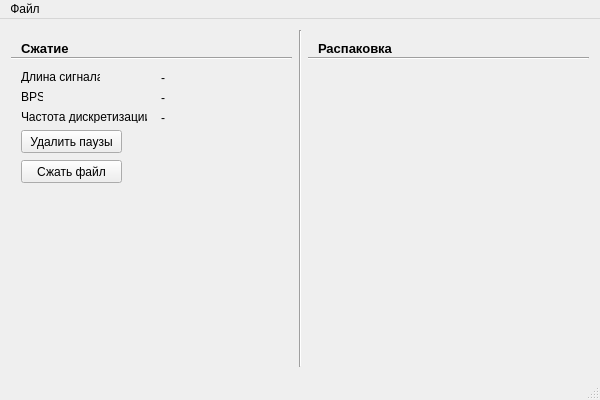
Above: basic/SWPM_GUI/mainwindow.ui from logarithm/mord before the change. Below: the same form after it.
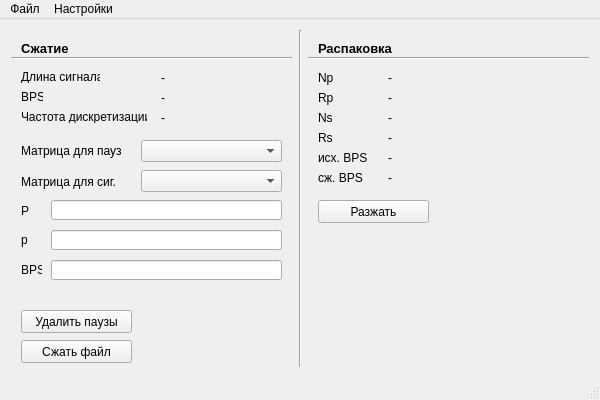
That is the form after the change.

Diff of the .ui file:
```diff
--- a/basic/SWPM_GUI/mainwindow.ui
+++ b/basic/SWPM_GUI/mainwindow.ui
@@ -144,8 +144,8 @@
        <property name="geometry">
         <rect>
          <x>10</x>
-         <y>100</y>
-         <width>101</width>
+         <y>280</y>
+         <width>111</width>
          <height>23</height>
         </rect>
        </property>
@@ -157,8 +157,8 @@
        <property name="geometry">
         <rect>
          <x>10</x>
-         <y>130</y>
-         <width>101</width>
+         <y>310</y>
+         <width>111</width>
          <height>23</height>
         </rect>
        </property>
@@ -166,6 +166,121 @@
         <string>Сжать файл</string>
        </property>
       </widget>
+      <widget class="QComboBox" name="pauseMatrixCombo">
+       <property name="geometry">
+        <rect>
+         <x>130</x>
+         <y>110</y>
+         <width>141</width>
+         <height>22</height>
+        </rect>
+       </property>
+      </widget>
+      <widget class="QComboBox" name="signalMatrixCombo">
+       <property name="geometry">
+        <rect>
+         <x>130</x>
+         <y>140</y>
+         <width>141</width>
+         <height>22</height>
+        </rect>
+       </property>
+      </widget>
+      <widget class="QLineEdit" name="PEdit">
+       <property name="geometry">
+        <rect>
+         <x>40</x>
+         <y>170</y>
+         <width>231</width>
+         <height>20</height>
+        </rect>
+       </property>
+      </widget>
+      <widget class="QLineEdit" name="pEdit">
+       <property name="geometry">
+        <rect>
+         <x>40</x>
+         <y>200</y>
+         <width>231</width>
+         <height>20</height>
+        </rect>
+       </property>
+      </widget>
+      <widget class="QLabel" name="label_6">
+       <property name="geometry">
+        <rect>
+         <x>10</x>
+         <y>113</y>
+         <width>111</width>
+         <height>16</height>
+        </rect>
+       </property>
+       <property name="text">
+        <string>Матрица для пауз</string>
+       </property>
+      </widget>
+      <widget class="QLabel" name="label_7">
+       <property name="geometry">
+        <rect>
+         <x>10</x>
+         <y>144</y>
+         <width>111</width>
+         <height>16</height>
+        </rect>
+       </property>
+       <property name="text">
+        <string>Матрица для сиг.</string>
+       </property>
+      </widget>
+      <widget class="QLabel" name="label_8">
+       <property name="geometry">
+        <rect>
+         <x>10</x>
+         <y>173</y>
+         <width>21</width>
+         <height>16</height>
+        </rect>
+       </property>
+       <property name="text">
+        <string>P</string>
+       </property>
+      </widget>
+      <widget class="QLabel" name="label_9">
+       <property name="geometry">
+        <rect>
+         <x>10</x>
+         <y>202</y>
+         <width>21</width>
+         <height>16</height>
+        </rect>
+       </property>
+       <property name="text">
+        <string>p</string>
+       </property>
+      </widget>
+      <widget class="QLabel" name="label_10">
+       <property name="geometry">
+        <rect>
+         <x>10</x>
+         <y>232</y>
+         <width>21</width>
+         <height>16</height>
+        </rect>
+       </property>
+       <property name="text">
+        <string>BPS</string>
+       </property>
+      </widget>
+      <widget class="QLineEdit" name="bpsEdit">
+       <property name="geometry">
+        <rect>
+         <x>40</x>
+         <y>230</y>
+         <width>231</width>
+         <height>20</height>
+        </rect>
+       </property>
+      </widget>
      </widget>
     </item>
     <item>
@@ -210,6 +325,175 @@
         <enum>Qt::Horizontal</enum>
        </property>
       </widget>
+      <widget class="QLabel" name="label_11">
+       <property name="geometry">
+        <rect>
+         <x>10</x>
+         <y>40</y>
+         <width>21</width>
+         <height>16</height>
+        </rect>
+       </property>
+       <property name="text">
+        <string>Np</string>
+       </property>
+      </widget>
+      <widget class="QLabel" name="label_12">
+       <property name="geometry">
+        <rect>
+         <x>10</x>
+         <y>60</y>
+         <width>21</width>
+         <height>16</height>
+        </rect>
+       </property>
+       <property name="text">
+        <string>Rp</string>
+       </property>
+      </widget>
+      <widget class="QLabel" name="label_13">
+       <property name="geometry">
+        <rect>
+         <x>10</x>
+         <y>80</y>
+         <width>21</width>
+         <height>16</height>
+        </rect>
+       </property>
+       <property name="text">
+        <string>Ns</string>
+       </property>
+      </widget>
+      <widget class="QLabel" name="label_14">
+       <property name="geometry">
+        <rect>
+         <x>10</x>
+         <y>100</y>
+         <width>21</width>
+         <height>16</height>
+        </rect>
+       </property>
+       <property name="text">
+        <string>Rs</string>
+       </property>
+      </widget>
+      <widget class="QLabel" name="label_15">
+       <property name="geometry">
+        <rect>
+         <x>10</x>
+         <y>120</y>
+         <width>51</width>
+         <height>16</height>
+        </rect>
+       </property>
+       <property name="text">
+        <string>исх. BPS</string>
+       </property>
+      </widget>
+      <widget class="QLabel" name="label_16">
+       <property name="geometry">
+        <rect>
+         <x>10</x>
+         <y>140</y>
+         <width>51</width>
+         <height>16</height>
+        </rect>
+       </property>
+       <property name="text">
+        <string>сж. BPS</string>
+       </property>
+      </widget>
+      <widget class="QPushButton" name="decompressBtn">
+       <property name="geometry">
+        <rect>
+         <x>10</x>
+         <y>170</y>
+         <width>111</width>
+         <height>23</height>
+        </rect>
+       </property>
+       <property name="text">
+        <string>Разжать</string>
+       </property>
+      </widget>
+      <widget class="QLabel" name="NpLabel">
+       <property name="geometry">
+        <rect>
+         <x>80</x>
+         <y>40</y>
+         <width>191</width>
+         <height>16</height>
+        </rect>
+       </property>
+       <property name="text">
+        <string>-</string>
+       </property>
+      </widget>
+      <widget class="QLabel" name="RpLabel">
+       <property name="geometry">
+        <rect>
+         <x>80</x>
+         <y>60</y>
+         <width>191</width>
+         <height>16</height>
+        </rect>
+       </property>
+       <property name="text">
+        <string>-</string>
+       </property>
+      </widget>
+      <widget class="QLabel" name="NsLabel">
+       <property name="geometry">
+        <rect>
+         <x>80</x>
+         <y>80</y>
+         <width>191</width>
+         <height>16</height>
+        </rect>
+       </property>
+       <property name="text">
+        <string>-</string>
+       </property>
+      </widget>
+      <widget class="QLabel" name="RsLabel">
+       <property name="geometry">
+        <rect>
+         <x>80</x>
+         <y>100</y>
+         <width>191</width>
+         <height>16</height>
+        </rect>
+       </property>
+       <property name="text">
+        <string>-</string>
+       </property>
+      </widget>
+      <widget class="QLabel" name="signalBpsLabel">
+       <property name="geometry">
+        <rect>
+         <x>80</x>
+         <y>120</y>
+         <width>191</width>
+         <height>16</height>
+        </rect>
+       </property>
+       <property name="text">
+        <string>-</string>
+       </property>
+      </widget>
+      <widget class="QLabel" name="compressedBpsLabel">
+       <property name="geometry">
+        <rect>
+         <x>80</x>
+         <y>140</y>
+         <width>191</width>
+         <height>16</height>
+        </rect>
+       </property>
+       <property name="text">
+        <string>-</string>
+       </property>
+      </widget>
      </widget>
     </item>
    </layout>
@@ -231,7 +515,14 @@
     <addaction name="loadCwf"/>
     <addaction name="exit"/>
    </widget>
+   <widget class="QMenu" name="menu_2">
+    <property name="title">
+     <string>Настройки</string>
+    </property>
+    <addaction name="loadMatrixPath"/>
+   </widget>
    <addaction name="menu"/>
+   <addaction name="menu_2"/>
   </widget>
   <widget class="QStatusBar" name="statusBar"/>
   <action name="loadWav">
```
Left out of the diff: 5 changed lines with no effect on the pictures.
